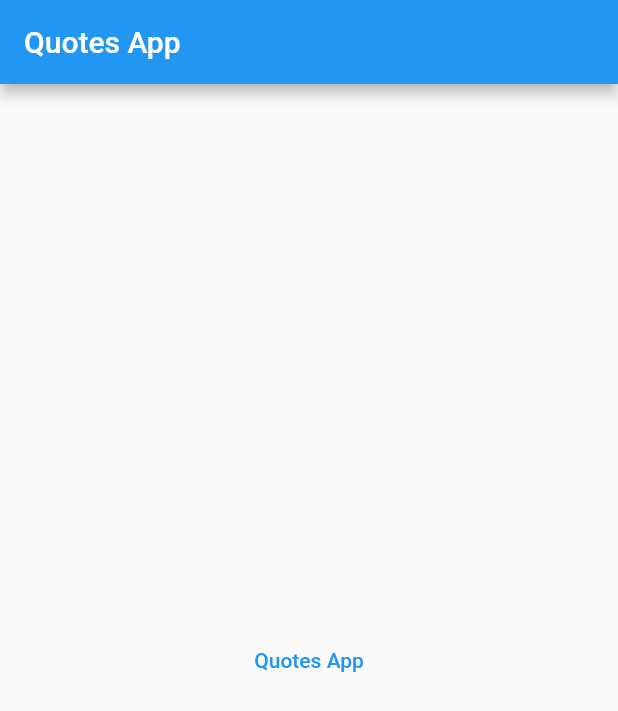
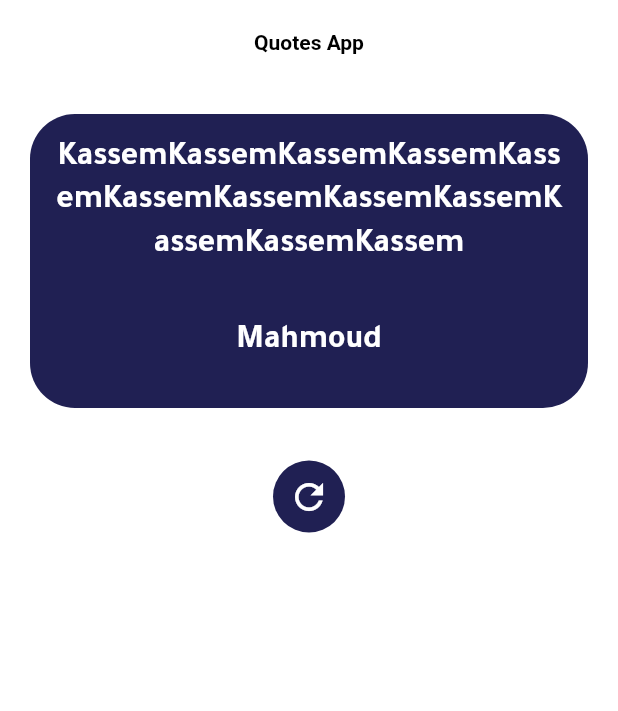
Before and after one commit to Ma7moudKassem/Flutter_Clean_Architecture, a Flutter app: the screen it shows after launch, on a phone screen of 412 x 824 dp. Shown: the top 711 px of the screen. Run offline on Flutter 3.47's test engine with Material 2 defaults, Android fonts, the phone set to English and light mode, and no system bars; our stand-ins replace bloc, equatable, fluttertoast.

Commit message:
Finished Presentation Layer

```diff
--- a/lib/app.dart
+++ b/lib/app.dart
@@ -1,6 +1,6 @@
 import 'package:flutter/material.dart';
 import 'package:flutter_clean_architecture/src/config/routes/app_routes.dart';
-import 'package:flutter_clean_architecture/src/core/utils/app_colors.dart';
+import 'package:flutter_clean_architecture/src/config/themes/app_theme.dart';
 import 'package:flutter_clean_architecture/src/core/utils/app_strings.dart';
 
 class QouteApp extends StatelessWidget {
@@ -9,10 +9,9 @@ class QouteApp extends StatelessWidget {
   @override
   Widget build(BuildContext context) {
     return MaterialApp(
+      debugShowCheckedModeBanner: false,
       title: AppStrings.appName,
-      theme: ThemeData(
-        primaryColor: AppColors.primary,
-      ),
+      theme: appTheme(),
       onGenerateRoute: AppRoutes.onGenerateRoute,
     );
   }
--- a/lib/src/config/themes/app_theme.dart
+++ b/lib/src/config/themes/app_theme.dart
@@ -4,16 +4,24 @@ import 'package:flutter_clean_architecture/src/core/utils/app_strings.dart';
 
 ThemeData appTheme() {
   return ThemeData(
+    appBarTheme: const AppBarTheme(
+      centerTitle: true,
+      titleTextStyle: TextStyle(
+        fontWeight: FontWeight.bold,
+        color: Colors.black
+      ),
+    ),
     scaffoldBackgroundColor: Colors.white,
     primaryColor: AppColors.primary,
     hintColor: AppColors.hint,
     brightness: Brightness.light,
     fontFamily: AppStrings.fontFamily,
-    textTheme: const TextTheme(
-        button: TextStyle(
-      fontSize: 16,
-      color: Colors.black,
-      fontWeight: FontWeight.w500,
-    )),
+    textTheme:  const TextTheme(
+      bodyMedium:TextStyle(
+        color: Colors.white,
+        fontSize: 22,
+        height: 1.3,
+        fontWeight: FontWeight.bold),
+        ),
   );
 }
--- a/lib/src/core/utils/app_colors.dart
+++ b/lib/src/core/utils/app_colors.dart
@@ -1,6 +1,7 @@
 import 'package:flutter/material.dart';
+import 'package:flutter_clean_architecture/src/core/utils/hex_color.dart';
 
 class AppColors {
-  static Color primary = Colors.blue;
+  static Color primary = HexColor('#202053');
   static Color hint = Colors.grey;
 }
--- a/lib/src/features/rondom_quotes/presentation/screens/quote_screen.dart
+++ b/lib/src/features/rondom_quotes/presentation/screens/quote_screen.dart
@@ -1,21 +1,40 @@
 import 'package:flutter/material.dart';
+import 'package:flutter/services.dart';
+import 'package:flutter_clean_architecture/src/core/utils/app_colors.dart';
 import 'package:flutter_clean_architecture/src/core/utils/app_strings.dart';
-import 'package:flutter_clean_architecture/src/core/utils/constants.dart';
+import 'package:flutter_clean_architecture/src/features/rondom_quotes/presentation/widgets/quote_content.dart';
 
 class QuoteScreen extends StatelessWidget {
   const QuoteScreen({Key? key}) : super(key: key);
   @override
   Widget build(BuildContext context) {
+    Widget buildQuoteContent()=>Column(
+      children:  [
+        const QuoteContent(),
+        Container(
+          margin: const EdgeInsets.symmetric(vertical: 15),
+          padding: const EdgeInsets.all(10),
+          decoration: BoxDecoration(
+            shape: BoxShape.circle,
+            color: AppColors.primary,
+          ),
+          child: const Icon(Icons.refresh,
+            color: Colors.white,
+            size: 28,
+          ),
+        )
+      ],
+    );
+    final appBar = AppBar(
+      title:Text(AppStrings.appName),
+      elevation: 0,
+      systemOverlayStyle: const SystemUiOverlayStyle(
+        statusBarColor: Colors.white,),
+        backgroundColor: Colors.white,);
     return Scaffold(
-      appBar: AppBar(
-        title: Text(AppStrings.appName),
-      ),
+      appBar: appBar,
       body: Center(
-          child: TextButton(
-
-              onPressed: () =>Constants.showToast(context: context, message: 'Error Happend', color: Colors.red),
-                  // Navigator.pushNamed(context, Routes.favouriteQouteRoute),
-              child: Text(AppStrings.appName))),
+          child: buildQuoteContent()),
     );
   }
 }
--- /dev/null
+++ b/lib/src/features/rondom_quotes/presentation/widgets/quote_content.dart
@@ -0,0 +1,31 @@
+import 'package:flutter/material.dart';
+import 'package:flutter_clean_architecture/src/core/utils/app_colors.dart';
+
+class QuoteContent extends StatelessWidget {
+  const QuoteContent({Key? key}) : super(key: key);
+  @override
+  Widget build(BuildContext context) {
+    return Container(
+      margin: const EdgeInsets.all(20),
+        padding: const EdgeInsets.all(15),
+        decoration: BoxDecoration(
+          color: AppColors.primary,
+          borderRadius: BorderRadius.circular(30.0),),
+      child: Column(
+        children:  [
+           Text('KassemKassemKassemKassemKassemKassemKassemKassemKassemKassemKassemKassem',
+          textAlign: TextAlign.center,
+          style: Theme.of(context).textTheme.bodyMedium,),
+          const SizedBox(
+            height: 20,
+          ),
+          Container(
+            margin: const EdgeInsets.symmetric(vertical: 15),
+            child: Text("Mahmoud",
+              style: Theme.of(context).textTheme.bodyMedium,
+            ),
+          ),
+        ],
+      ),);
+  }
+}
```
